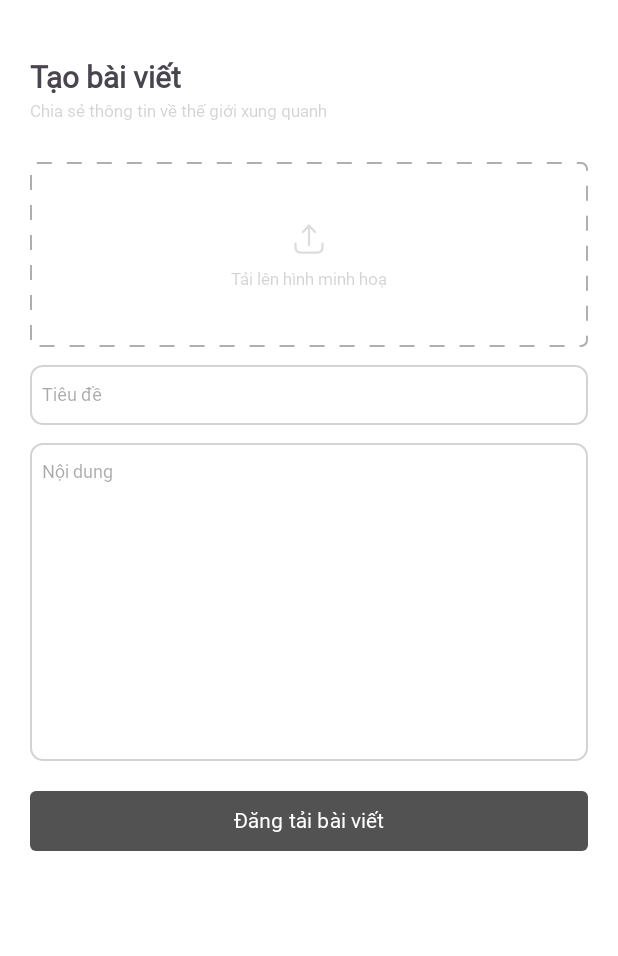
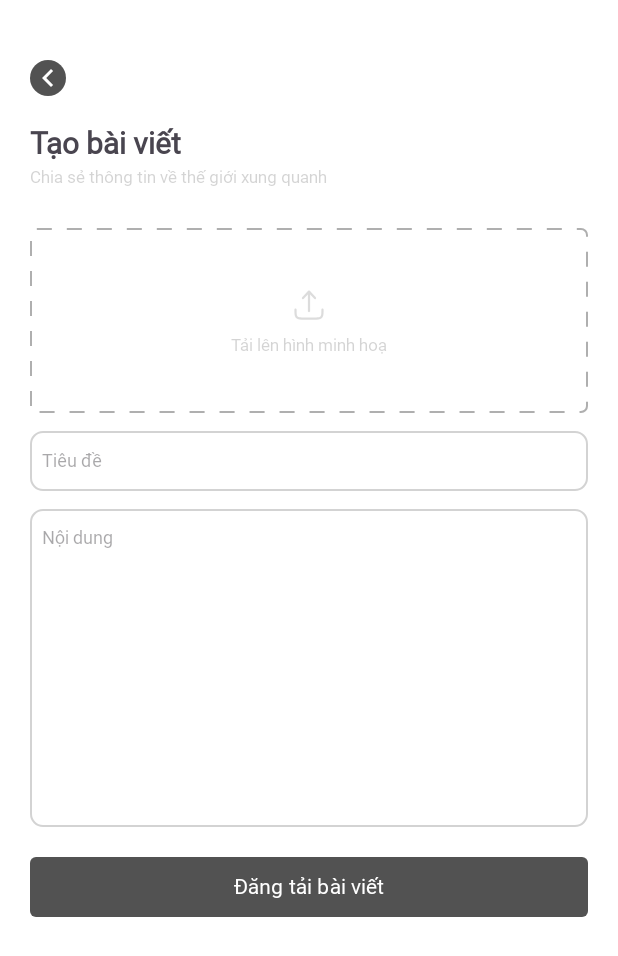
Before and after one commit to P-ro-VL/MiniBlogApp, an Android app: the PostCreatePage screen opened directly, with no data from a screen before it, on a phone screen of 412 x 824 dp. Shown: the top 956 px of the screen. Run offline under Robolectric (Android 15) with nearby library versions, the light colour scheme and no system bars; our stand-ins replace Dagger/Hilt's generated code, data binding.

Commit message:
Add permission request for image picker and back button on CreatePostPage

```diff
--- a/app/src/main/java/vn/linhpv/miniblogapp/view/PostCreatePage.kt
+++ b/app/src/main/java/vn/linhpv/miniblogapp/view/PostCreatePage.kt
@@ -37,6 +37,10 @@ class PostCreatePage : AppCompatActivity() {
             val result = uploadAction()
             if (result != null)
                 handleObserver(result)
+        }
+
+        binding.backButton.setOnClickListener {
+            finish()
         }
     }
 
--- a/app/src/main/res/layout/post_create_layout.xml
+++ b/app/src/main/res/layout/post_create_layout.xml
@@ -6,6 +6,18 @@
         android:layout_height="match_parent"
         android:padding="20dp">
 
+        <ImageButton
+            android:id="@+id/backButton"
+            android:layout_width="24dp"
+            android:layout_height="24dp"
+            android:layout_marginTop="20dp"
+            android:padding="8dp"
+            android:src="@drawable/chevron_left"
+            android:background="@drawable/circle_background"
+            app:layout_constraintStart_toStartOf="parent"
+            app:layout_constraintTop_toTopOf="parent"
+            app:tint="@android:color/white" />
+
         <TextView
             android:id="@+id/title"
             android:layout_width="wrap_content"
@@ -13,7 +25,7 @@
             android:layout_marginTop="20dp"
             android:text="@string/userIcreatePostTitle"
             style="@style/fontTitle"
-            app:layout_constraintTop_toTopOf="parent"
+            app:layout_constraintTop_toBottomOf="@id/backButton"
             app:layout_constraintStart_toStartOf="parent" />
 
         <TextView
```
Also changed, not shown: app/src/main/AndroidManifest.xml (+7 -0 lines), app/src/main/java/vn/linhpv/miniblogapp/view/SignInPage.kt (+30 -0 lines).
